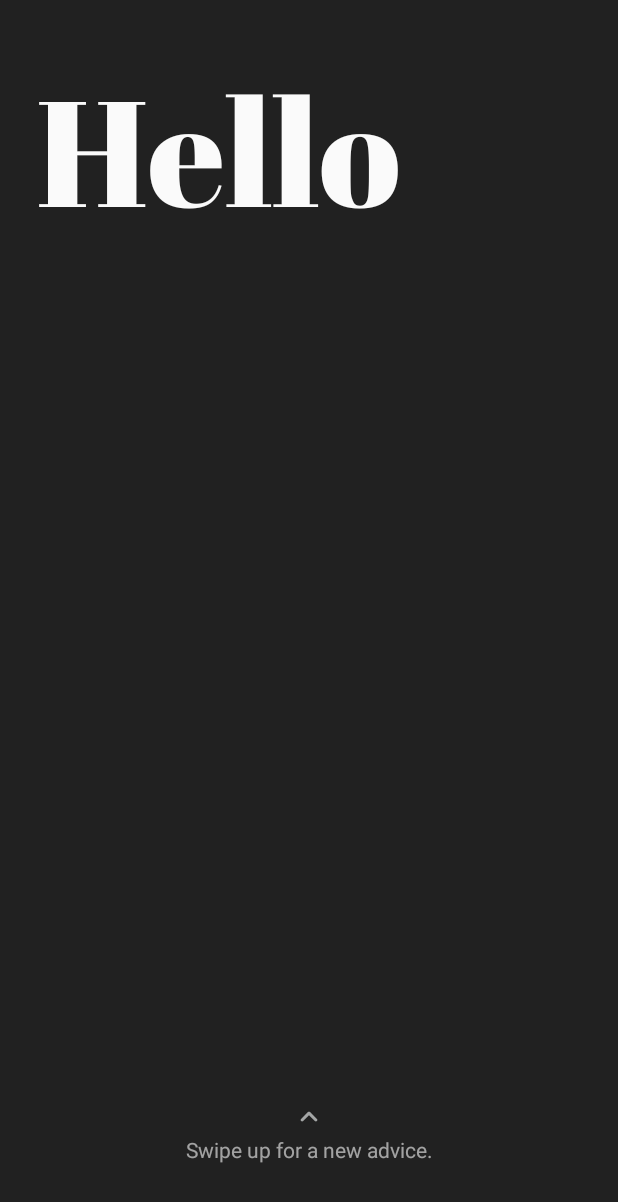
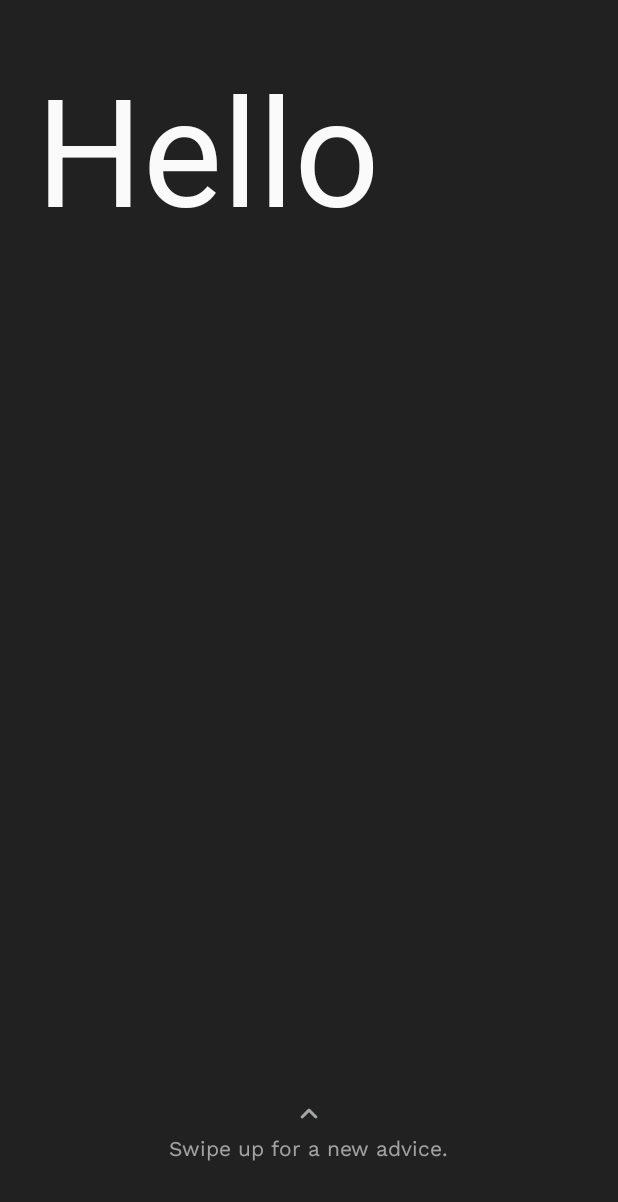
Before and after one commit to 6uilhermeAlmeida/Kadvice, an Android app: the layout home_fragment.xml on its own in the app's theme, with its tools: preview values and no code run, on a phone screen of 412 x 824 dp. Shown: the top 1202 px of the screen. Run offline under Robolectric (Android 15) with nearby library versions, the phone set to English and light mode, and no system bars.

Commit message:
Updated font for Work Sans.

```diff
--- a/core-android/src/main/res/font/abril_fatface.xml
+++ /dev/null
@@ -1,7 +0,0 @@
-<?xml version="1.0" encoding="utf-8"?>
-<font-family xmlns:app="http://schemas.android.com/apk/res-auto"
-        app:fontProviderAuthority="com.google.android.gms.fonts"
-        app:fontProviderPackage="com.google.android.gms"
-        app:fontProviderQuery="Abril Fatface"
-        app:fontProviderCerts="@array/com_google_android_gms_fonts_certs">
-</font-family>
--- /dev/null
+++ b/core-android/src/main/res/font/work_sans.xml
@@ -0,0 +1,7 @@
+<?xml version="1.0" encoding="utf-8"?>
+<font-family xmlns:app="http://schemas.android.com/apk/res-auto"
+        app:fontProviderAuthority="com.google.android.gms.fonts"
+        app:fontProviderPackage="com.google.android.gms"
+        app:fontProviderQuery="Work Sans"
+        app:fontProviderCerts="@array/com_google_android_gms_fonts_certs">
+</font-family>
--- a/core-android/src/main/res/values/preloaded_fonts.xml
+++ b/core-android/src/main/res/values/preloaded_fonts.xml
@@ -1,6 +1,7 @@
 <?xml version="1.0" encoding="utf-8"?>
 <resources>
     <array name="preloaded_fonts" translatable="false">
-        <item>@font/abril_fatface</item>
+        <item>@font/work_sans</item>
+        <item>@font/work_sans_semibold</item>
     </array>
 </resources>
--- a/home/src/main/res/layout/home_fragment.xml
+++ b/home/src/main/res/layout/home_fragment.xml
@@ -39,7 +39,7 @@
         android:layout_marginStart="24dp"
         android:layout_marginTop="32dp"
         android:layout_marginEnd="24dp"
-        android:fontFamily="@font/abril_fatface"
+        android:fontFamily="@font/work_sans_semibold"
         android:hyphenationFrequency="full"
         android:lineSpacingMultiplier="0.8"
         android:textColor="@color/lightGrey"
@@ -74,6 +74,7 @@
         android:layout_height="wrap_content"
         android:layout_marginBottom="8dp"
         android:alpha="0.6"
+        android:fontFamily="@font/work_sans"
         android:text="@string/swipe_up_for_a_new_advice"
         android:textColor="@color/lightGrey"
         app:drawableTopCompat="@drawable/ic_round_keyboard_arrow_up_24"
@@ -94,7 +95,7 @@
         android:layout_height="wrap_content"
         android:layout_marginEnd="16dp"
         android:alpha="0"
-        android:fontFamily="@font/abril_fatface"
+        android:fontFamily="@font/work_sans_semibold"
         android:textAlignment="viewEnd"
         android:textColor="@color/lightGrey"
         app:layout_constraintEnd_toEndOf="parent"
```
Also changed, not shown: 6 other files.
